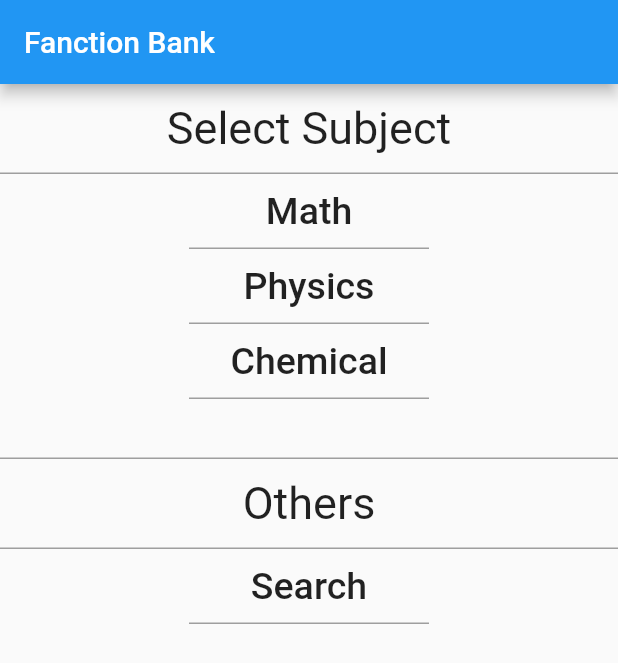
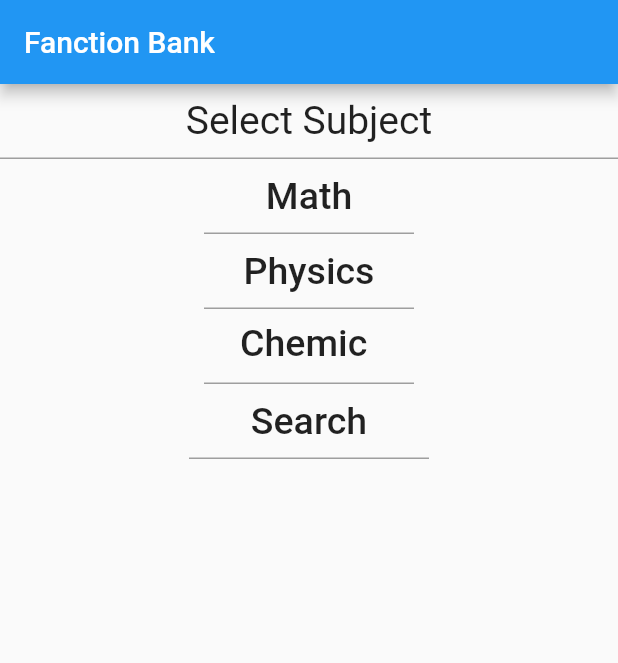
Before and after one commit to ko50/fomula_bank, a Flutter app: the screen it shows after launch, on a phone screen of 412 x 824 dp. Shown: the top 663 px of the screen. Run offline on Flutter 3.47's test engine with Material 2 defaults, Android fonts, the phone set to English and light mode, and no system bars.

Commit message:
計算追加+アプリ構成かえた(途中)

```diff
--- a/lib/home/home.dart
+++ b/lib/home/home.dart
@@ -1,4 +1,4 @@
-// 最初の画面   /datailまたは/searchに飛ぶ
+// 最初の画面
 import 'package:flutter/material.dart';
 
 String subject;
@@ -6,24 +6,14 @@ String datailtitle;
 
 class Home extends StatelessWidget {
 
-  Widget _titleContainer(String text) { // 画面遷移ボタンのタイトル分け
-    return Container(
-      height: 60,
-      decoration: BoxDecoration(
-        border: Border(bottom: BorderSide(width: 1.0, color: Colors.grey),),
-      ),
-      child: Center(child: Text(text, style: TextStyle(fontSize: 30),),),
-    );
-  }
-
-  Widget _buildButton(String labels, context) { // 画面遷移ボタン
+  Widget _buildButton(String labels, double width, context) { // 画面遷移ボタン
     return Container(
       padding: EdgeInsets.all(8.0),
       decoration: BoxDecoration(
         border: Border(bottom: BorderSide(width: 1.0, color: Colors.grey))
       ),
       height: 50,
-      width: 160,
+      width: width,
       child: MaterialButton(
         child: Text(
           labels,
@@ -50,29 +40,23 @@ class Home extends StatelessWidget {
       body: Center(
         child: Column(
           children: <Widget>[
-            Container(
-              height: 250, // TODO デバイス依存の設定
-                decoration: BoxDecoration(
-                  border: Border(bottom: BorderSide(width: 1.0, color: Colors.grey),),
+            // 教科選択
+            Column(
+              children: <Widget>[
+                Container(
+                  height: 50,
+                  decoration: BoxDecoration(
+                    border: Border(bottom: BorderSide(width: 1.0, color: Colors.grey),),
+                  ),
+                  child: Center(child: Text("Select Subject", style: TextStyle(fontSize: 26),),),
                 ),
-              child: Column(
-                children: <Widget>[
-                  _titleContainer("Select Subject"),
-                  _buildButton("Math", context),
-                  _buildButton("Physics", context),
-                  _buildButton("Chemical", context),
-                ],
-              ),
+                _buildButton("Math", 140, context),
+                _buildButton("Physics", 140, context),
+                _buildButton("Chemical", 140, context),
+              ],
             ),
-            Container(
-              height: 300,
-              child: Column(
-                children: <Widget>[
-                  _titleContainer("Others"),
-                  _buildButton("Search", context),
-                ],
-              ),
-            ),
+            // 検索
+            _buildButton("Search", 160, context),
           ],
         ),
       ),
--- a/lib/main.dart
+++ b/lib/main.dart
@@ -1,4 +1,4 @@
-import 'package:flutter/material.dart'; // TODO スペルミスの修正(fomula => formula)
+import 'package:flutter/material.dart';
 import 'home/home.dart';
 import 'datail/datail.dart';
 import 'search/search.dart';
```
Also changed, not shown: lib/calculator/calc.dart (added, +71 -0 lines), lib/tools/tool.dart (added, +16 -0 lines).
